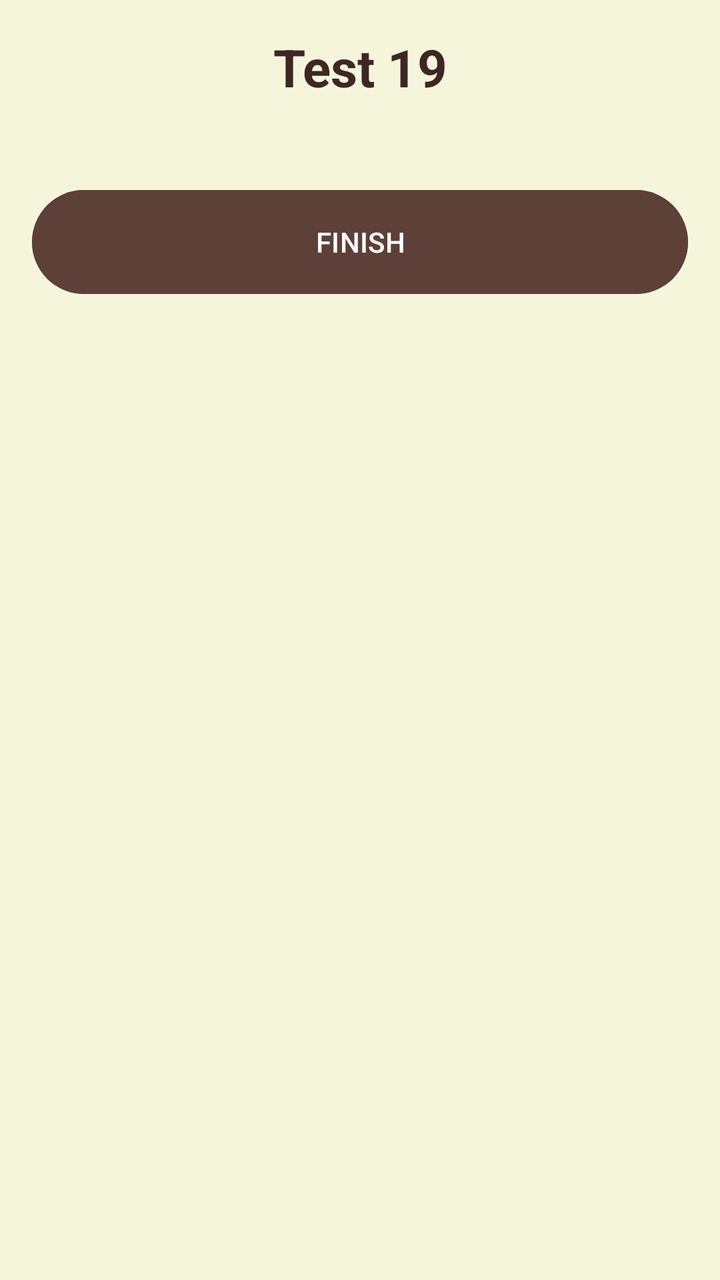
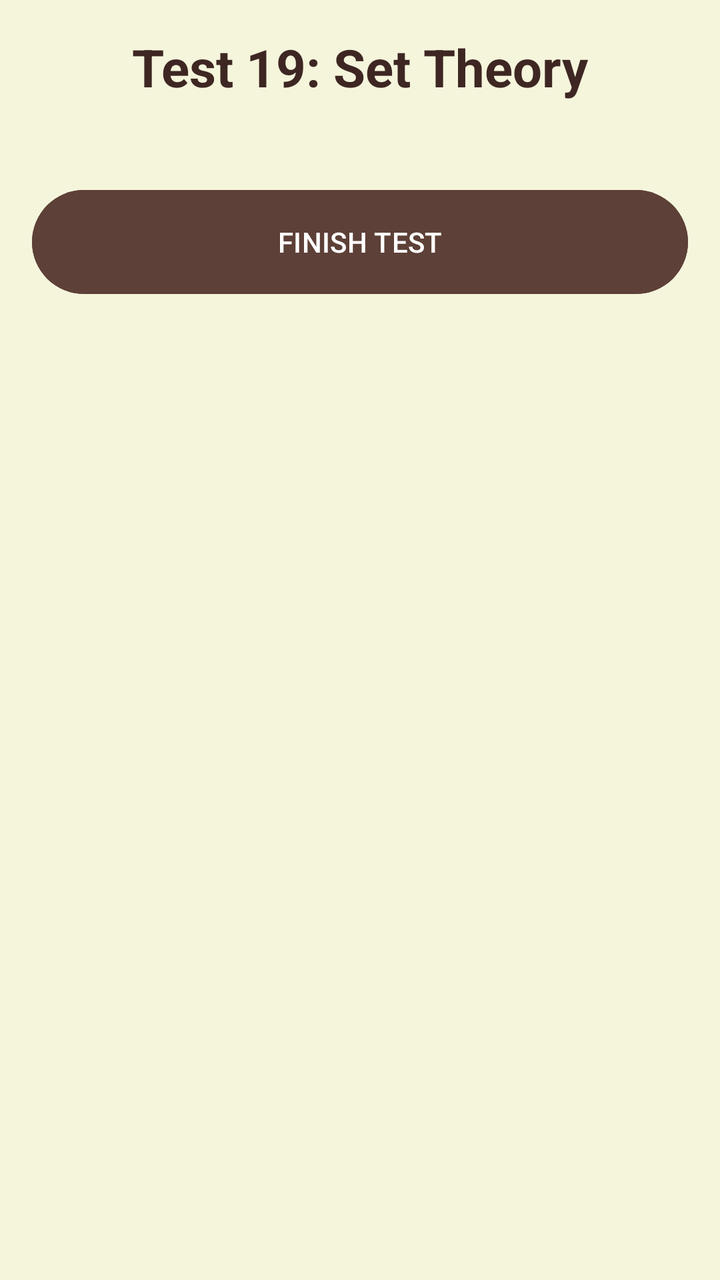

Two renders of the same Android screen: before a commit and after it. Below are the layout's source before the change and the commit's diff.
<!-- AndroidManifest.xml: application theme Theme.OlympMathMentor -->
<!-- res/layout/activity_int_test19.xml -->
<?xml version="1.0" encoding="utf-8"?>
<ScrollView xmlns:android="http://schemas.android.com/apk/res/android"
    android:layout_width="match_parent"
    android:layout_height="match_parent"
    android:background="#F5F5DC"
    android:padding="16dp">

    <LinearLayout
        android:layout_width="match_parent"
        android:layout_height="wrap_content"
        android:orientation="vertical">

        <TextView
            android:layout_width="match_parent"
            android:layout_height="wrap_content"
            android:text="Test 19"
            android:textSize="26sp"
            android:textStyle="bold"
            android:textColor="#3E2723"
            android:gravity="center"
            android:layout_marginBottom="20dp"/>

        <LinearLayout
            android:id="@+id/questionsContainer"
            android:layout_width="match_parent"
            android:layout_height="wrap_content"
            android:orientation="vertical" />

        <Button
            android:id="@+id/btnFinish"
            android:layout_width="match_parent"
            android:layout_height="60dp"
            android:text="FINISH"
            android:backgroundTint="#5D4037"
            android:textColor="#FFFFFF"
            android:layout_marginTop="20dp"/>

        <LinearLayout
            android:id="@+id/resultLayout"
            android:layout_width="match_parent"
            android:layout_height="wrap_content"
            android:orientation="vertical"
            android:visibility="gone"
            android:gravity="center"
            android:layout_marginTop="20dp">

            <TextView
                android:id="@+id/tvScore"
                android:layout_width="wrap_content"
                android:layout_height="wrap_content"
                android:textSize="24sp"
                android:textColor="#3E2723"
                android:textStyle="bold"/>

            <TextView
                android:id="@+id/tvFeedback"
                android:layout_width="match_parent"
                android:layout_height="wrap_content"
                android:gravity="center"
                android:textSize="18sp"
                android:textColor="#D32F2F"
                android:layout_marginBottom="20dp"/>

            <Button
                android:id="@+id/btnNextLesson"
                android:layout_width="match_parent"
                android:layout_height="60dp"
                android:text="Next Lesson"
                android:visibility="gone"
                android:backgroundTint="#2E7D32"
                android:textColor="#FFFFFF"/>
        </LinearLayout>
    </LinearLayout>
</ScrollView>
<!-- resources referenced by this layout -->
<resources>
  <style name="Theme.OlympMathMentor" parent="Base.Theme.OlympMathMentor" />
  <style name="Base.Theme.OlympMathMentor" parent="Theme.Material3.DayNight.NoActionBar">
          <item name="colorPrimary">@color/soft_beige</item>
  
          <item name="android:statusBarColor">@color/soft_beige</item>
  
          <item name="android:windowLightStatusBar">true</item>
      </style>
  <color name="soft_beige">#EFEBE9</color>
</resources>

<!-- the commit's change to res/layout/activity_int_test19.xml (unified diff, before → after) -->
@@ -13,7 +13,7 @@
         <TextView
             android:layout_width="match_parent"
             android:layout_height="wrap_content"
-            android:text="Test 19"
+            android:text="Test 19: Set Theory"
             android:textSize="26sp"
             android:textStyle="bold"
             android:textColor="#3E2723"
@@ -30,7 +30,7 @@
             android:id="@+id/btnFinish"
             android:layout_width="match_parent"
             android:layout_height="60dp"
-            android:text="FINISH"
+            android:text="FINISH TEST"
             android:backgroundTint="#5D4037"
             android:textColor="#FFFFFF"
             android:layout_marginTop="20dp"/>
@@ -52,6 +52,20 @@
                 android:textColor="#3E2723"
                 android:textStyle="bold"/>
 
+            <LinearLayout
+                android:id="@+id/medalsLayout"
+                android:layout_width="wrap_content"
+                android:layout_height="wrap_content"
+                android:orientation="horizontal"
+                android:layout_margin="10dp"
+                android:visibility="gone">
+
+                <ImageView android:id="@+id/medal1" android:layout_width="60dp" android:layout_height="60dp" android:src="@drawable/ic_medal" />
+                <ImageView android:id="@+id/medal2" android:layout_width="60dp" android:layout_height="60dp" android:src="@drawable/ic_medal" />
+                <ImageView android:id="@+id/medal3" android:layout_width="60dp" android:layout_height="60dp" android:src="@drawable/ic_medal" />
+
+            </LinearLayout>
+
             <TextView
                 android:id="@+id/tvFeedback"
                 android:layout_width="match_parent"
@@ -68,7 +82,17 @@
                 android:text="Next Lesson"
                 android:visibility="gone"
                 android:backgroundTint="#2E7D32"
+                android:textColor="#FFFFFF"
+                android:layout_marginBottom="10dp"/>
+
+            <Button
+                android:id="@+id/btnRetry"
+                android:layout_width="match_parent"
+                android:layout_height="60dp"
+                android:text="Retry Test"
+                android:backgroundTint="#D32F2F"
                 android:textColor="#FFFFFF"/>
+
         </LinearLayout>
     </LinearLayout>
 </ScrollView>
<!-- resource entries referenced after the edit -->
@@ -1,5 +1,15 @@
 <!-- resources referenced by this layout -->
 <resources>
+  <!-- drawable ic_medal (drawable) -->
+  <vector xmlns:android="http://schemas.android.com/apk/res/android"
+      android:width="24dp"
+      android:height="24dp"
+      android:viewportWidth="24"
+      android:viewportHeight="24">
+      <path
+          android:fillColor="#FFFFFFFF"
+          android:pathData="M17,10.43V2H7v8.43c0,0.35 0.18,0.68 0.49,0.86l4.18,2.51l-0.99,2.34l-3.41,0.29l2.59,2.24L8.96,22L12,20.23L15.04,22l-0.9-3.33l2.59,-2.24l-3.41,-0.29l-0.99,-2.34l4.18,-2.51C16.82,11.11 17,10.79 17,10.43zM13,4h2v3h-2V4zM9,4h2v3H9V4z"/>
+  </vector>
   <style name="Theme.OlympMathMentor" parent="Base.Theme.OlympMathMentor" />
   <style name="Base.Theme.OlympMathMentor" parent="Theme.Material3.DayNight.NoActionBar">
           <item name="colorPrimary">@color/soft_beige</item>
